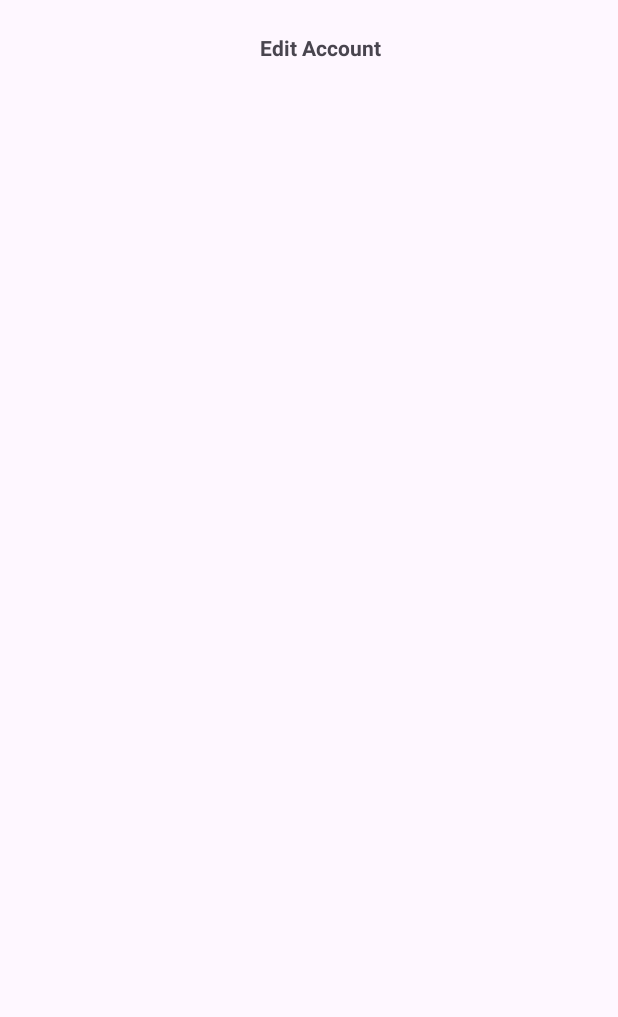
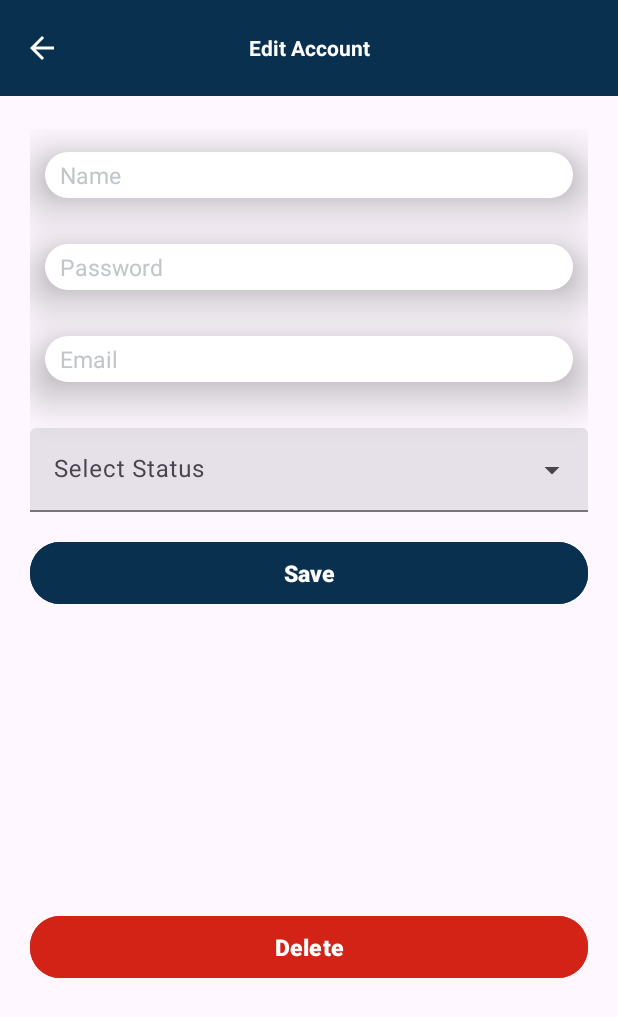
Before and after one commit to NguyenHuyen0410/HSM, an Android app: the EditAccountActivity screen opened directly, with no data from a screen before it, on a phone screen of 412 x 824 dp. Before the commit the part shown is almost empty. Shown: the top 1017 px of the screen. Run offline under Robolectric (Android 15) with nearby library versions, the phone set to English and light mode, and no system bars.

Commit message:
#add, update, delete account screen

```diff
--- a/app/src/main/java/com/example/hsb/entities/Account.java
+++ b/app/src/main/java/com/example/hsb/entities/Account.java
@@ -1,8 +1,9 @@
 package com.example.hsb.entities;
 
+import java.io.Serializable;
 import java.time.LocalDateTime;
 
-public class Account {
+public class Account implements Serializable {
 
     private boolean isExpanded;
 
--- a/app/src/main/java/com/example/hsb/entities/AccountRole.java
+++ b/app/src/main/java/com/example/hsb/entities/AccountRole.java
@@ -1,8 +1,9 @@
 package com.example.hsb.entities;
 
+import java.io.Serializable;
 import java.time.LocalDateTime;
 
-public class AccountRole {
+public class AccountRole implements Serializable {
 
     public AccountRole(int id, int accountId, int roleId, boolean isDeleted, LocalDateTime createdDate, LocalDateTime lastModifiedDate) {
         this.id = id;
--- a/app/src/main/java/com/example/hsb/entities/Role.java
+++ b/app/src/main/java/com/example/hsb/entities/Role.java
@@ -1,8 +1,9 @@
 package com.example.hsb.entities;
 
+import java.io.Serializable;
 import java.time.LocalDateTime;
 
-public class Role {
+public class Role implements Serializable {
 
     public Role(int id, String name, boolean isDeleted, LocalDateTime createdDate, LocalDateTime lastModifiedDate) {
         this.id = id;
--- a/app/src/main/java/com/example/hsb/ui/activity/EditAccountActivity.java
+++ b/app/src/main/java/com/example/hsb/ui/activity/EditAccountActivity.java
@@ -1,21 +1,69 @@
 package com.example.hsb.ui.activity;
 
+import android.graphics.PorterDuff;
+import android.graphics.drawable.Drawable;
 import android.os.Bundle;
+import android.view.MenuItem;
+import android.view.View;
+import android.widget.AdapterView;
+import android.widget.ArrayAdapter;
+import android.widget.AutoCompleteTextView;
+import android.widget.Toast;
 
-import androidx.activity.EdgeToEdge;
 import androidx.appcompat.app.AppCompatActivity;
-import androidx.core.graphics.Insets;
-import androidx.core.view.ViewCompat;
-import androidx.core.view.WindowInsetsCompat;
+import androidx.appcompat.widget.Toolbar;
+import androidx.core.content.ContextCompat;
 
 import com.example.hsb.R;
 
 public class EditAccountActivity extends AppCompatActivity {
+    String[] items = {"ACTIVE", "TERMINATE"};
+
+    AutoCompleteTextView autoCompleteTextView;
+
     @Override
     protected void onCreate(Bundle savedInstanceState) {
         super.onCreate(savedInstanceState);
-        EdgeToEdge.enable(this);
         setContentView(R.layout.edit_account);
 
+        Toolbar toolbar = findViewById(R.id.toolbar);
+        setSupportActionBar(toolbar);
+
+        // Set navigation icon (arrow) to be white
+        Drawable upArrow = ContextCompat.getDrawable(this, R.drawable.arrow_white);
+        if (upArrow != null) {
+            upArrow.setColorFilter(getResources().getColor(android.R.color.white), PorterDuff.Mode.SRC_ATOP);
+            getSupportActionBar().setHomeAsUpIndicator(upArrow);
+        }
+
+        // Enable the Up button
+        if (getSupportActionBar() != null) {
+            getSupportActionBar().setDisplayHomeAsUpEnabled(true);
+        }
+
+        autoCompleteTextView = findViewById(R.id.auto_complete_text);
+
+        // Initialize the ArrayAdapter with the items array
+        ArrayAdapter<String> arrayAdapter = new ArrayAdapter<>(this, R.layout.list_item, items);
+
+        // Set the adapter to the AutoCompleteTextView
+        autoCompleteTextView.setAdapter(arrayAdapter);
+
+        autoCompleteTextView.setOnItemClickListener(new AdapterView.OnItemClickListener() {
+            @Override
+            public void onItemClick(AdapterView<?> parent, View view, int position, long id) {
+                String selectedItem = parent.getItemAtPosition(position).toString();
+                Toast.makeText(EditAccountActivity.this, selectedItem, Toast.LENGTH_SHORT).show();
+            }
+        });
+    }
+
+    @Override
+    public boolean onOptionsItemSelected(MenuItem item) {
+        if (item.getItemId() == android.R.id.home) {
+            onBackPressed(); // Navigate back to previous activity
+            return true;
+        }
+        return super.onOptionsItemSelected(item);
     }
 }
--- a/app/src/main/java/com/example/hsb/ui/adapter/AccountAdapter.java
+++ b/app/src/main/java/com/example/hsb/ui/adapter/AccountAdapter.java
@@ -1,10 +1,12 @@
 package com.example.hsb.ui.adapter;
 
 import android.content.Context;
+import android.content.Intent;
 import android.graphics.Color;
 import android.view.LayoutInflater;
 import android.view.View;
 import android.view.ViewGroup;
+import android.widget.Button;
 import android.widget.ImageView;
 import android.widget.TextView;
 
@@ -18,6 +20,7 @@ import com.example.hsb.R;
 import com.example.hsb.entities.Account;
 import com.example.hsb.entities.AccountRole;
 import com.example.hsb.entities.Role;
+import com.example.hsb.ui.activity.EditAccountActivity;
 
 import java.text.SimpleDateFormat;
 import java.time.LocalDateTime;
@@ -93,6 +96,12 @@ public class AccountAdapter extends RecyclerView.Adapter<AccountAdapter.AccountH
                 notifyItemChanged(pos);
             }
         });
+
+        holder.button.setOnClickListener(v -> {
+            Intent intent = new Intent(context, EditAccountActivity.class);
+            intent.putExtra("account", account);
+            context.startActivity(intent);
+        });
     }
 
     @Override
@@ -112,6 +121,8 @@ public class AccountAdapter extends RecyclerView.Adapter<AccountAdapter.AccountH
         ConstraintLayout accountItem;
         ConstraintLayout expandableLayout;
 
+        Button button;
+
         public AccountHolder(@NonNull View itemView) {
             super(itemView);
             name = itemView.findViewById(R.id.tv_account_name);
@@ -123,6 +134,7 @@ public class AccountAdapter extends RecyclerView.Adapter<AccountAdapter.AccountH
             images = itemView.findViewById(R.id.imv_ava);
             accountItem = itemView.findViewById(R.id.account_item);
             expandableLayout = itemView.findViewById(R.id.expandable_layout);
+            button = itemView.findViewById(R.id.button);
         }
     }
 
--- /dev/null
+++ b/app/src/main/res/drawable/arrow_white.xml
@@ -0,0 +1,11 @@
+<?xml version="1.0" encoding="utf-8"?>
+<vector xmlns:android="http://schemas.android.com/apk/res/android"
+    android:width="24dp"
+    android:height="24dp"
+    android:viewportWidth="24.0"
+    android:viewportHeight="24.0">
+
+    <path
+        android:fillColor="#FFFFFF"
+        android:pathData="M20,11H7.83l5.59,-5.59L12,4l-8,8 8,8 1.41,-1.41L7.83,13H20v-2z" />
+</vector>
--- /dev/null
+++ b/app/src/main/res/drawable/edittext_bg.xml
@@ -0,0 +1,14 @@
+<?xml version="1.0" encoding="utf-8"?>
+<!-- res/drawable/edittext_rounded_corners.xml -->
+<shape xmlns:android="http://schemas.android.com/apk/res/android"
+    android:shape="rectangle">
+    <corners android:radius="20dp" /> <!-- Corner radius in dp -->
+    <solid android:color="#FFFFFF" /> <!-- Background color -->
+
+    <padding
+        android:left="10dp"
+        android:top="5dp"
+        android:right="10dp"
+        android:bottom="5dp"
+        />
+</shape>
--- a/app/src/main/res/layout/edit_account.xml
+++ b/app/src/main/res/layout/edit_account.xml
@@ -1,23 +1,85 @@
-<?xml version="1.0" encoding="utf-8"?>
 <RelativeLayout xmlns:android="http://schemas.android.com/apk/res/android"
     android:layout_width="match_parent"
     android:layout_height="match_parent">
+
+    <!-- Toolbar -->
     <androidx.appcompat.widget.Toolbar
-        xmlns:android="http://schemas.android.com/apk/res/android"
-        xmlns:app="http://schemas.android.com/apk/res-auto"
+        android:id="@+id/toolbar"
         android:layout_width="match_parent"
-        android:layout_height="wrap_content">
+        android:layout_height="wrap_content"
+        android:background="#09304F"
+        android:layout_marginBottom="10dp">
 
-        <RelativeLayout
+        <TextView
+            android:id="@+id/toolbar_title"
+            android:layout_width="wrap_content"
+            android:layout_height="wrap_content"
+            android:layout_gravity="center"
+            android:text="@string/edit_account"
+            android:textColor="#FFFFFF"
+            android:textStyle="bold"/>
+    </androidx.appcompat.widget.Toolbar>
+
+    <!-- Content Layout -->
+    <LinearLayout
+        android:layout_below="@id/toolbar"
+        android:layout_width="match_parent"
+        android:layout_height="wrap_content"
+        android:layout_marginTop="12dp"
+        android:layout_marginStart="20dp"
+        android:layout_marginEnd="20dp"
+        android:orientation="vertical">
+
+        <EditText
             android:layout_width="match_parent"
-            android:layout_height="match_parent">
+            android:layout_height="wrap_content"
+            style="@style/edit_account_input"
+            android:background="@drawable/edittext_bg"
+            android:hint="Name"/>
 
-            <TextView
-                android:layout_width="wrap_content"
+        <EditText
+            android:layout_width="match_parent"
+            android:layout_height="wrap_content"
+            style="@style/edit_account_input"
+            android:hint="Password"
+            android:background="@drawable/edittext_bg"
+            android:inputType="textPassword"/>
+
+        <EditText
+            style="@style/edit_account_input"
+            android:layout_width="match_parent"
+            android:layout_height="wrap_content"
+            android:background="@drawable/edittext_bg"
+            android:hint="Email" />
+
+        <com.google.android.material.textfield.TextInputLayout
+            style="@style/Widget.Material3.TextInputLayout.FilledBox.ExposedDropdownMenu"
+            android:layout_width="match_parent"
+            android:layout_height="wrap_content"
+            android:layout_marginTop="15dp">
+
+            <AutoCompleteTextView
+                android:id="@+id/auto_complete_text"
+                android:layout_width="match_parent"
                 android:layout_height="wrap_content"
-                android:text="@string/edit_account"
-                android:textStyle="bold"
-                android:layout_centerInParent="true"/>
-        </RelativeLayout>
-    </androidx.appcompat.widget.Toolbar>
+                android:hint="Select Status" />
+        </com.google.android.material.textfield.TextInputLayout>
+
+        <Button
+            style="@style/save_button"
+            android:layout_width="match_parent"
+            android:layout_height="wrap_content"
+            android:layout_marginTop="16dp"
+            android:textColor="@android:color/white"
+            android:text="Save"/>
+
+        <Button
+            style="@style/save_button"
+            android:layout_width="match_parent"
+            android:layout_height="wrap_content"
+            android:layout_marginTop="200dp"
+            android:text="@string/delete"
+            android:backgroundTint="#D32317"
+            android:textColor="@android:color/white"/>
+    </LinearLayout>
 </RelativeLayout>
--- /dev/null
+++ b/app/src/main/res/layout/list_item.xml
@@ -0,0 +1,6 @@
+<?xml version="1.0" encoding="utf-8"?>
+<TextView xmlns:android="http://schemas.android.com/apk/res/android"
+    android:layout_width="match_parent"
+    android:layout_height="wrap_content"
+    android:padding="16dp"
+    android:textSize="18sp"/>
--- /dev/null
+++ b/app/src/main/res/values/edit_account.xml
@@ -0,0 +1,32 @@
+<?xml version="1.0" encoding="utf-8"?>
+<resources>
+    <style name="edit_account_input">
+        <item name="android:background">#FFFFFF</item>
+        <item name="android:layout_width">match_parent</item>
+        <item name="android:layout_height">wrap_content</item>
+        <item name="android:textColorHint">#C1C6CA</item>
+        <item name="android:textSize">15sp</item>
+        <item name="android:elevation">20dp</item>
+        <item name="cornerRadius">20dp</item>
+        <item name="android:layout_marginBottom">15dp</item>
+        <item name="android:layout_marginTop">15dp</item>
+        <item name="android:layout_marginLeft">10dp</item>
+        <item name="android:layout_marginRight">10dp</item>
+    </style>
+    <style name="save_button">
+        <item name="android:minHeight">0dp</item>
+        <item name="android:minWidth">0dp</item>
+        <item name="android:layout_width">match_parent</item>
+        <item name="android:layout_height">50dp</item>
+        <item name="android:backgroundTint">#09304F</item>
+        <item name="android:textSize">15sp</item>
+        <item name="cornerRadius">20dp</item>
+        <item name="android:layout_marginTop">10dp</item>
+        <item name="android:textStyle">bold</item>
+        <item name="android:paddingTop">10dp</item>
+        <item name="android:paddingBottom">10dp</item>
+    </style>
+
+
+
+</resources>
--- a/app/src/main/res/values/strings.xml
+++ b/app/src/main/res/values/strings.xml
@@ -1,4 +1,5 @@
 <resources>
     <string name="app_name">hsb</string>
     <string name="edit_account">Edit Account</string>
+    <string name="delete">Delete</string>
 </resources>
```
Also changed, not shown: app/src/main/AndroidManifest.xml (+7 -2 lines), app/src/main/res/drawable/btn.png (added).
